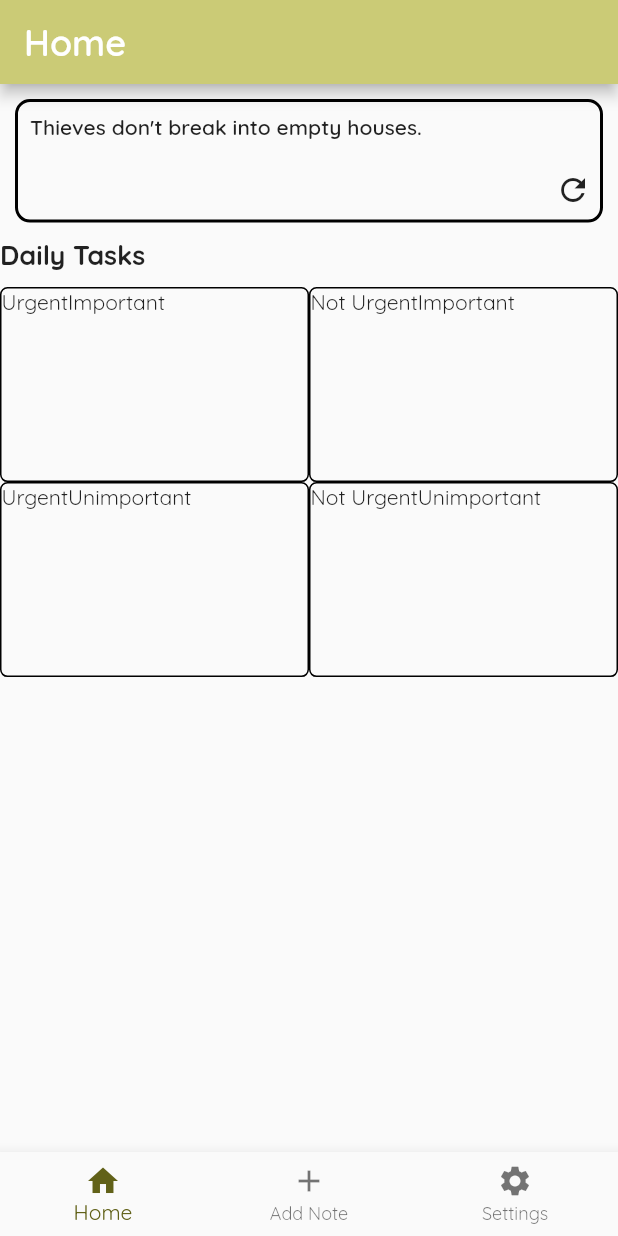
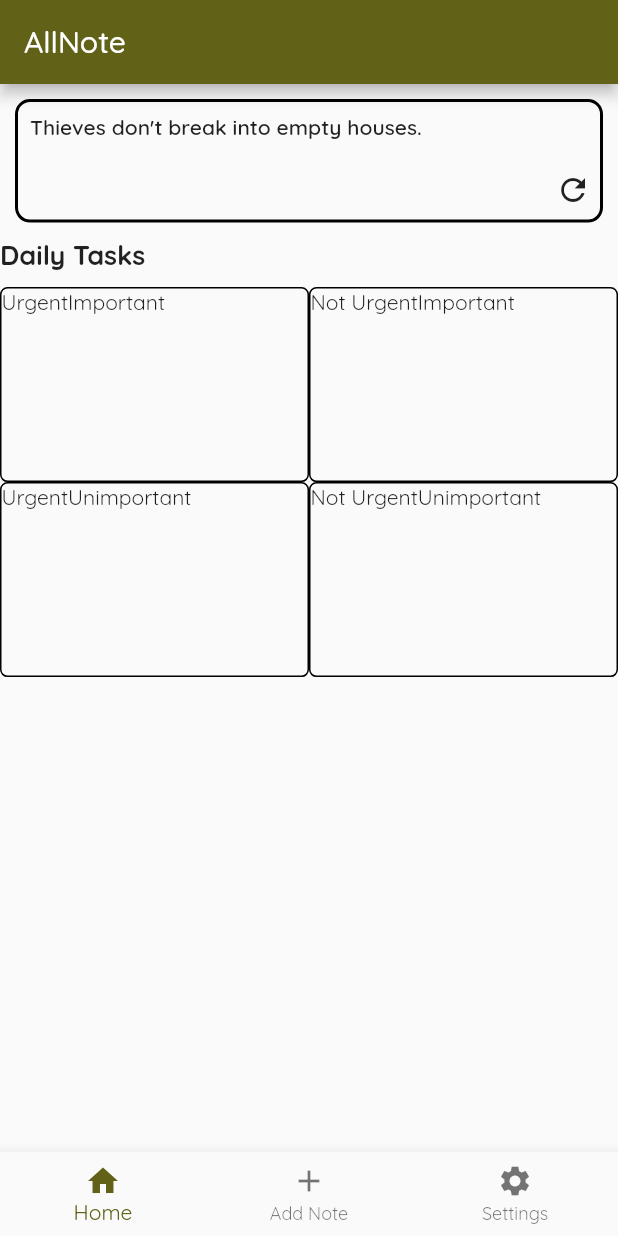
Before and after one commit to MacWeTT/AllNote, a Flutter app: the screen it shows after launch, on a phone screen of 412 x 824 dp. Run offline on Flutter 3.47's test engine with Material 2 defaults, Android fonts, the phone set to English and light mode, and no system bars; our stand-ins replace go_router.

Commit message:
refactored code

```diff
--- a/lib/main.dart
+++ b/lib/main.dart
@@ -9,13 +9,13 @@ class Application extends StatelessWidget {
   @override
   Widget build(BuildContext context) {
     return MaterialApp.router(
-      routerConfig: router,
+      debugShowCheckedModeBanner: false,
       title: "AllNote",
-      debugShowCheckedModeBanner: false,
       theme: ThemeData(
         fontFamily: "Quicksand",
         colorScheme: ColorScheme.fromSeed(seedColor: Colors.yellowAccent),
       ),
+      routerConfig: router,
     );
   }
 }
--- a/lib/pages/home.dart
+++ b/lib/pages/home.dart
@@ -1,8 +1,6 @@
 import 'package:flutter/material.dart';
 import 'package:allnote/widgets/quote.dart';
 import 'package:allnote/widgets/daily.dart';
-
-import 'package:go_router/go_router.dart';
 
 class HomePage extends StatelessWidget {
   const HomePage({Key? key, required this.title}) : super(key: key);
@@ -10,45 +8,12 @@ class HomePage extends StatelessWidget {
 
   @override
   Widget build(BuildContext context) {
-    return Scaffold(
-      appBar: AppBar(
-        backgroundColor: Theme.of(context).colorScheme.inversePrimary,
-        title: Text(
-          title,
-          style: const TextStyle(
-            fontWeight: FontWeight.w600,
-            fontSize: 24,
-          ),
-        ),
-      ),
-      body: const SingleChildScrollView(
-        child: Column(
-          children: <Widget>[
-            Quote(),
-            Daily(),
-          ],
-        ),
-      ),
-      bottomNavigationBar: BottomNavigationBar(
-        items: const [
-          BottomNavigationBarItem(
-            icon: Icon(Icons.home),
-            label: "Home",
-          ),
-          BottomNavigationBarItem(
-            icon: Icon(Icons.add),
-            label: "Add Note",
-          ),
-          BottomNavigationBarItem(icon: Icon(Icons.settings), label: "Settings")
+    return const SingleChildScrollView(
+      child: Column(
+        children: <Widget>[
+          Quote(),
+          Daily(),
         ],
-        onTap: (value) => {
-          if (value == 0)
-            GoRouter.of(context).go("/")
-          else if (value == 1)
-            GoRouter.of(context).go("/add")
-          else if (value == 2)
-            GoRouter.of(context).go("/settings")
-        },
       ),
     );
   }
--- a/lib/router.dart
+++ b/lib/router.dart
@@ -1,3 +1,4 @@
+import 'package:flutter/material.dart';
 import 'package:go_router/go_router.dart';
 
 //Pages
@@ -5,7 +6,21 @@ import 'pages/home.dart';
 import 'pages/add.dart';
 import 'pages/settings.dart';
 
+final navItems = [
+  const BottomNavigationBarItem(
+    icon: Icon(Icons.home),
+    label: "Home",
+  ),
+  const BottomNavigationBarItem(
+    icon: Icon(Icons.add),
+    label: "Add Note",
+  ),
+  const BottomNavigationBarItem(icon: Icon(Icons.settings), label: "Settings")
+];
+
 final GoRouter router = GoRouter(
+  routes: [
+    ShellRoute(
         routes: [
           GoRoute(
             path: '/',
@@ -20,4 +35,21 @@ final GoRouter router = GoRouter(
             builder: (context, state) => const SettingsPage(title: "Settings"),
           ),
         ],
+        builder: (context, state, child) {
+          return Scaffold(
+            appBar: AppBar(title: const Text('AllNote')),
+            body: child,
+            bottomNavigationBar: BottomNavigationBar(
+                items: navItems,
+                onTap: (value) => {
+                      if (value == 0)
+                        GoRouter.of(context).go("/")
+                      else if (value == 1)
+                        GoRouter.of(context).go("/add")
+                      else if (value == 2)
+                        GoRouter.of(context).go("/settings")
+                    }),
           );
+        })
+  ],
+);
--- /dev/null
+++ b/lib/services/quote_service.dart
@@ -0,0 +1,13 @@
+import 'package:flutter/services.dart';
+import 'dart:math';
+import 'dart:convert';
+
+class QuoteService {
+  static Future<String> getRandomQuote() async {
+    String data = await rootBundle.loadString('data/quotes.json');
+    List<String> quotes = List<String>.from(json.decode(data));
+
+    int index = Random().nextInt(quotes.length);
+    return quotes[index];
+  }
+}
--- a/lib/widgets/quote.dart
+++ b/lib/widgets/quote.dart
@@ -1,17 +1,5 @@
 import 'package:flutter/material.dart';
-import 'package:flutter/services.dart';
-import 'dart:math';
-import 'dart:convert';
-
-class QuoteService {
-  static Future<String> getRandomQuote() async {
-    String data = await rootBundle.loadString('data/quotes.json');
-    List<String> quotes = List<String>.from(json.decode(data));
-
-    int index = Random().nextInt(quotes.length);
-    return quotes[index];
-  }
-}
+import 'package:allnote/services/quote_service.dart';
 
 class Quote extends StatefulWidget {
   const Quote({Key? key}) : super(key: key);
@@ -44,8 +32,7 @@ class QuoteState extends State<Quote> {
           initialData: "Fetching quotes...",
           builder: (context, snapshot) {
             if (snapshot.connectionState == ConnectionState.waiting) {
-              return Expanded(
-                child: Container(
+              return Container(
                 margin: const EdgeInsets.all(10),
                 constraints: const BoxConstraints.expand(
                   width: double.infinity,
@@ -60,7 +47,6 @@ class QuoteState extends State<Quote> {
                 ),
                 child: Container(
                   padding: const EdgeInsets.all(8),
-                  ),
                 ),
               );
             } else if (snapshot.hasError) {
@@ -83,8 +69,7 @@ class QuoteState extends State<Quote> {
                 ],
               );
             } else {
-              return Expanded(
-                child: Container(
+              return Container(
                 margin: const EdgeInsets.all(10),
                 constraints: BoxConstraints.expand(
                   width: double.infinity,
@@ -104,7 +89,6 @@ class QuoteState extends State<Quote> {
                     style: const TextStyle(
                       fontFamily: 'Quicksand',
                       fontWeight: FontWeight.w600,
-                      ),
                     ),
                   ),
                 ),
```
Also changed, not shown: lib/components/bottom_nav.dart (added, +24 -0 lines), lib/pages/add.dart (+3 -37 lines), lib/pages/settings.dart (+3 -37 lines), lib/components/bottomnav.dart (deleted). Lines whose indentation alone changed are shown as unchanged.
